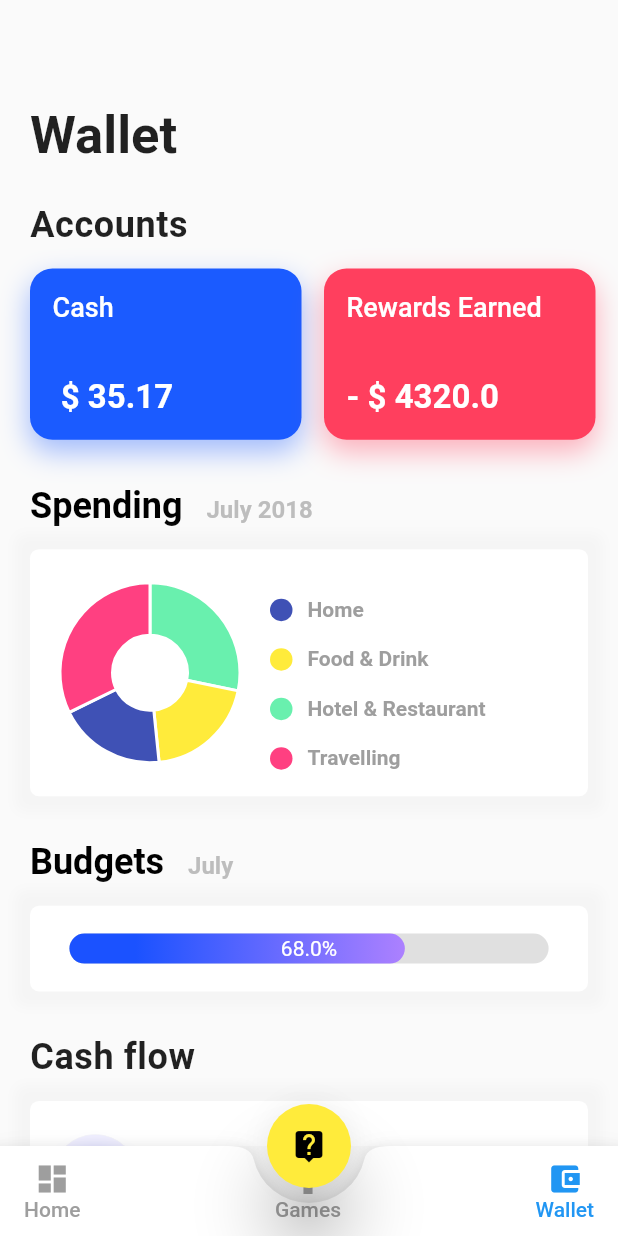
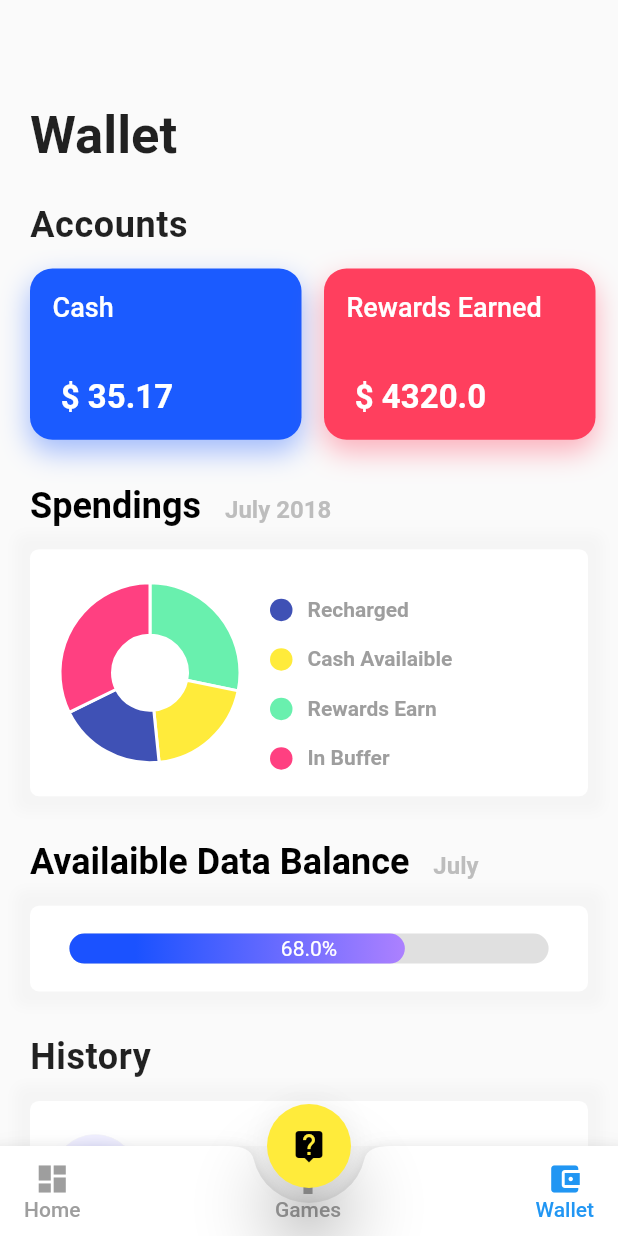
Before and after one commit to kohinoor98/VIL, a Flutter app: the screen it shows after launch, item 3 of the bottom bar chosen, on a phone screen of 412 x 824 dp. Run offline on Flutter 3.47's test engine with Material 2 defaults, Android fonts, the phone set to English and light mode, and no system bars; our stand-ins replace charts_flutter; missing offline and left inert: flutter_dialogflow; Roboto replaces fonts that are missing (Varela); project files that could hold a hidden picture were left out.

```diff
--- a/lib/WalletPage/src/pages/overview_page.dart
+++ b/lib/WalletPage/src/pages/overview_page.dart
@@ -62,7 +62,7 @@ class OverviewPage extends StatelessWidget {
           Row(
             children: <Widget>[
               colorCard("Cash", 35.170, 1, context, Color(0xFF1b5bff)),
-              colorCard("Rewards Earned", 4320, -1, context, Color(0xFFff3f5e)),
+              colorCard("Rewards Earned", 4320, 1, context, Color(0xFFff3f5e)),
             ],
           ),
           SizedBox(
@@ -72,7 +72,7 @@ class OverviewPage extends StatelessWidget {
             text: TextSpan(
               children: [
                 TextSpan(
-                  text: "Spending",
+                  text: "Spendings",
                   style: TextStyle(
                     color: Colors.black,
                     fontSize: 24,
@@ -130,10 +130,10 @@ class OverviewPage extends StatelessWidget {
                       SizedBox(
                         height: 15,
                       ),
-                      donutCard(Colors.indigo, "Home"),
-                      donutCard(Colors.yellow, "Food & Drink"),
-                      donutCard(Colors.greenAccent, "Hotel & Restaurant"),
-                      donutCard(Colors.pinkAccent, "Travelling"),
+                      donutCard(Colors.indigo, "Recharged"),
+                      donutCard(Colors.yellow, "Cash Availaible"),
+                      donutCard(Colors.greenAccent, "Rewards Earn"),
+                      donutCard(Colors.pinkAccent, "In Buffer"),
                     ],
                   ),
                 )
@@ -147,7 +147,7 @@ class OverviewPage extends StatelessWidget {
             text: TextSpan(
               children: [
                 TextSpan(
-                  text: "Budgets",
+                  text: "Availaible Data Balance",
                   style: TextStyle(
                     color: Colors.black,
                     fontSize: 24,
@@ -208,7 +208,7 @@ class OverviewPage extends StatelessWidget {
             height: 30,
           ),
           Text(
-            "Cash flow",
+            "History",
             style: TextStyle(
               fontSize: 24,
               fontWeight: FontWeight.bold,
@@ -218,7 +218,7 @@ class OverviewPage extends StatelessWidget {
           ),
           vaweCard(
             context,
-            "Earned",
+            "Cash Earned",
             200,
             1,
             Colors.grey.shade100,
@@ -226,7 +226,7 @@ class OverviewPage extends StatelessWidget {
           ),
           vaweCard(
             context,
-            "Spent",
+            "Recharged",
             3210,
             -1,
             Colors.grey.shade100,
```
